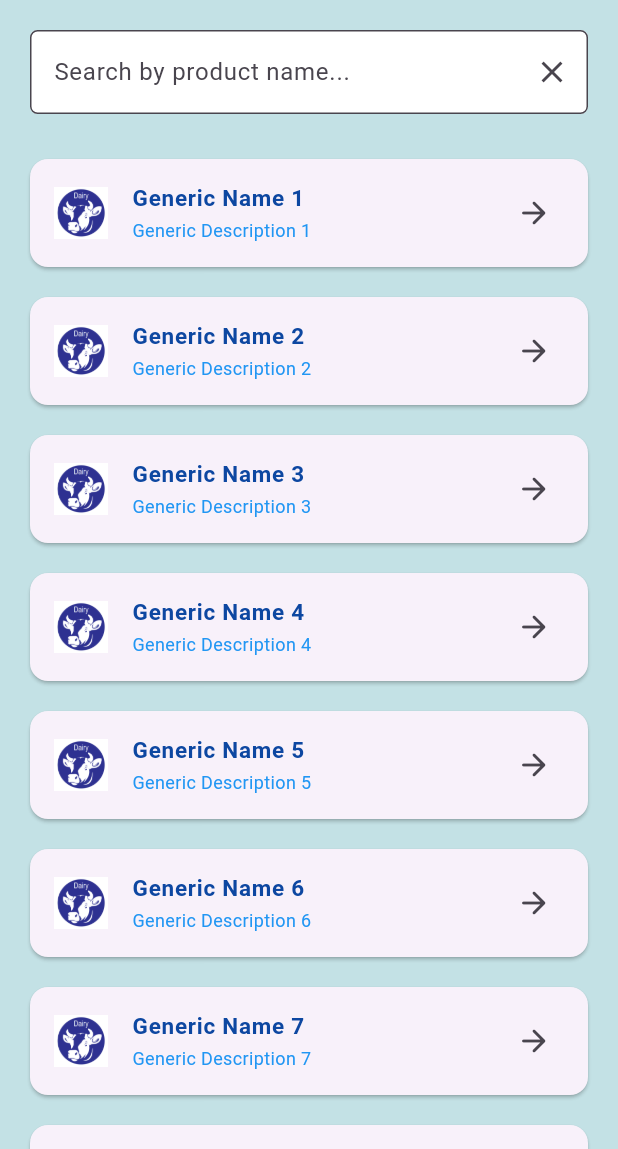
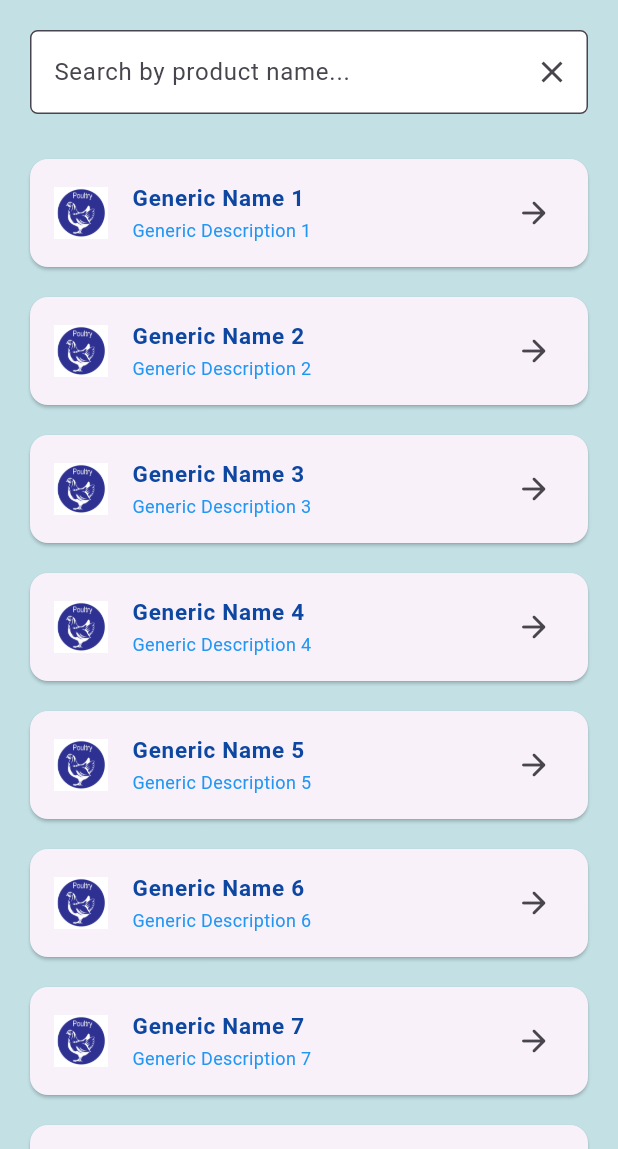
Before and after one commit to Farihazultana/Vet-Health, a Flutter app: the PoultryPage screen opened directly, tab 2 chosen, on a phone screen of 412 x 824 dp, the part 87-1236 px from its top. Run offline on Flutter 3.47's test engine with Material 2 defaults, Android fonts, the phone set to English and light mode, and no system bars; our stand-ins replace carousel_slider, curved_navigation_bar, smooth_page_indicator.

Commit message:
Icons changed

```diff
--- a/vet_health/lib/views/poultryPage.dart
+++ b/vet_health/lib/views/poultryPage.dart
@@ -10,7 +10,8 @@ class PoultryPage extends StatefulWidget {
   State<PoultryPage> createState() => _PoultryPageState();
 }
 
-class _PoultryPageState extends State<PoultryPage> with TickerProviderStateMixin {
+class _PoultryPageState extends State<PoultryPage>
+    with TickerProviderStateMixin {
   @override
   Widget build(BuildContext context) {
     TabController tabController = TabController(length: 2, vsync: this);
@@ -81,9 +82,19 @@ class _PoultryPageState extends State<PoultryPage> with TickerProviderStateMixin
                   margin:
                       const EdgeInsets.symmetric(horizontal: 20, vertical: 10),
                   child: ListTile(
-                    leading: SizedBox(height: 35,child: Image.asset('assets/images/Icon_Product_Details_001.png')),
-                    title: Text("Poultry Name ${index + 1}", style: TextStyle(fontSize: 15, fontWeight: FontWeight.bold, color: Colors.blue[900])),
-                    subtitle: Text('Poultry Description ${index + 1}', style: const TextStyle(fontSize: 12, color: Colors.blue),),
+                    leading: SizedBox(
+                        height: 35,
+                        child: Image.asset(
+                            'assets/images/Icon_Product_Details_002.png')),
+                    title: Text("Poultry Name ${index + 1}",
+                        style: TextStyle(
+                            fontSize: 15,
+                            fontWeight: FontWeight.bold,
+                            color: Colors.blue[900])),
+                    subtitle: Text(
+                      'Poultry Description ${index + 1}',
+                      style: const TextStyle(fontSize: 12, color: Colors.blue),
+                    ),
                     trailing: Icon(Icons.arrow_forward_rounded),
                   ),
                 );
@@ -96,9 +107,19 @@ class _PoultryPageState extends State<PoultryPage> with TickerProviderStateMixin
                   margin:
                       const EdgeInsets.symmetric(horizontal: 20, vertical: 10),
                   child: ListTile(
-                    leading: SizedBox(height: 35,child: Image.asset('assets/images/Icon_Product_Details_001.png')),
-                    title: Text("Generic Name ${index + 1}", style: TextStyle(fontSize: 15, fontWeight: FontWeight.bold, color: Colors.blue[900])),
-                    subtitle: Text('Generic Description ${index + 1}', style: const TextStyle(fontSize: 12, color: Colors.blue),),
+                    leading: SizedBox(
+                        height: 35,
+                        child: Image.asset(
+                            'assets/images/Icon_Product_Details_002.png')),
+                    title: Text("Generic Name ${index + 1}",
+                        style: TextStyle(
+                            fontSize: 15,
+                            fontWeight: FontWeight.bold,
+                            color: Colors.blue[900])),
+                    subtitle: Text(
+                      'Generic Description ${index + 1}',
+                      style: const TextStyle(fontSize: 12, color: Colors.blue),
+                    ),
                     trailing: Icon(Icons.arrow_forward_rounded),
                   ),
                 );
```
Also changed, not shown: vet_health/lib/views/aquaPage.dart (+27 -7 lines), vet_health/lib/views/dairyPage.dart (+27 -7 lines).
